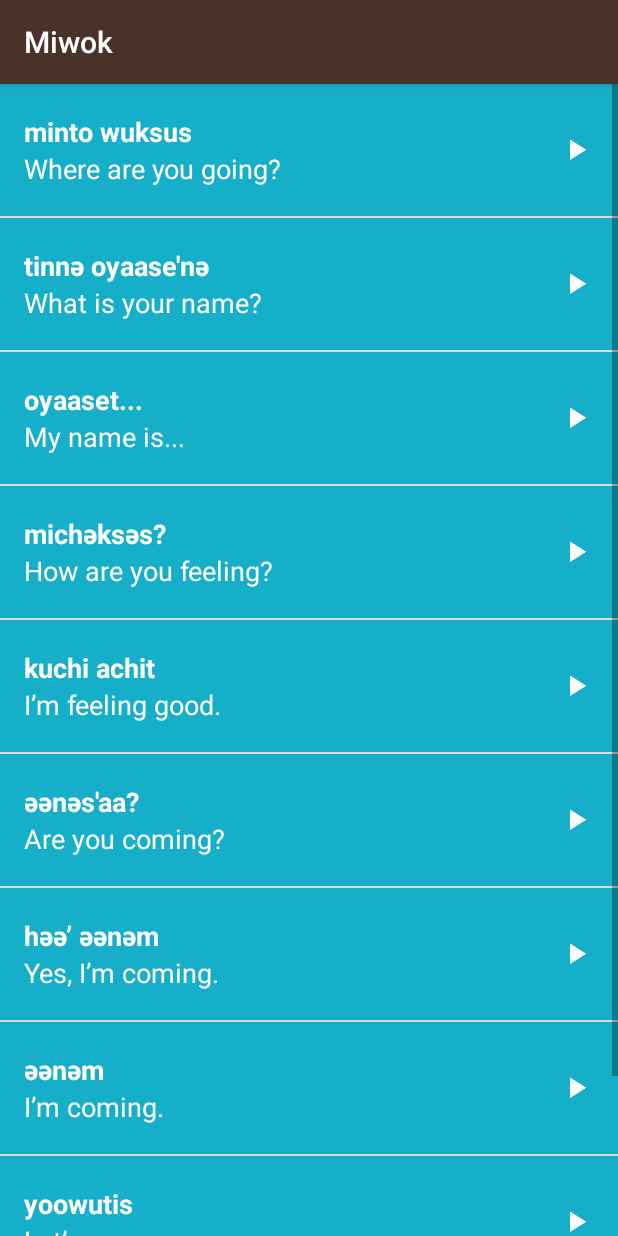
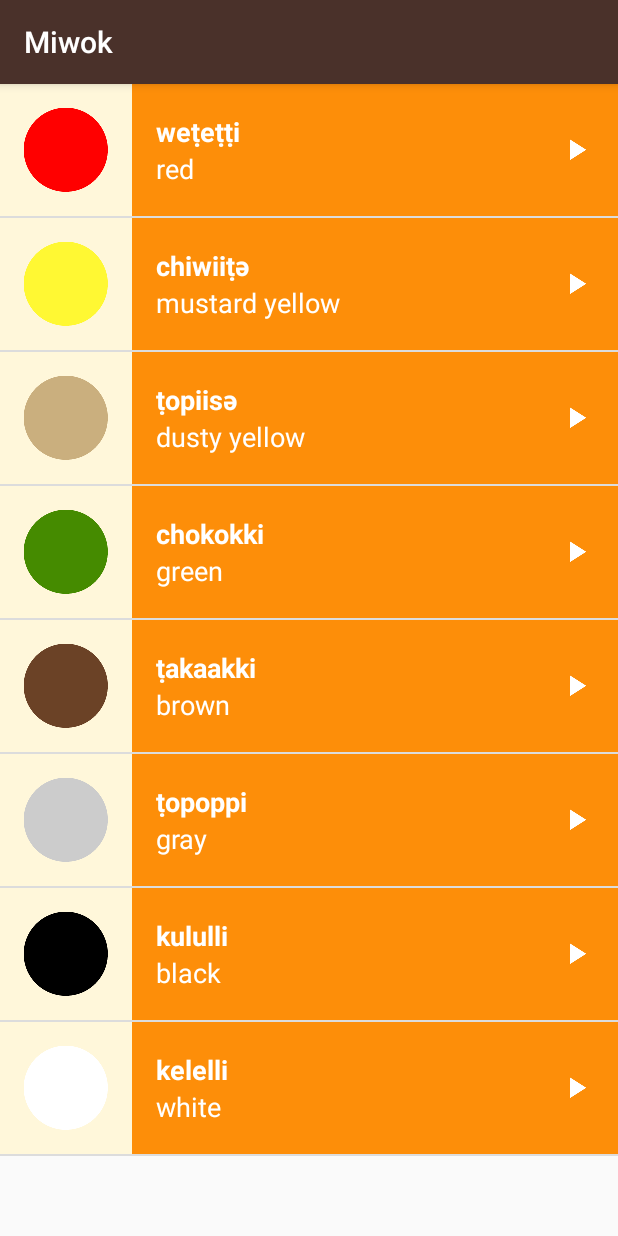
Before and after one commit to jcdevilleres/MiwokApp, an Android app: the fragment ColorsFragment shown on its own in the app's theme, on a phone screen of 412 x 824 dp. Run offline under Robolectric (Android 15) with nearby library versions, the phone set to English and light mode, and no system bars.

Commit message:
updated package directory

```diff
--- a/app/src/main/java/com/example/android/miwok/PhrasesFragment.java
+++ b/app/src/main/java/com/example/android/miwok/fragments/ColorsFragment.java
@@ -1,4 +1,4 @@
-package com.example.android.miwok;
+package com.example.android.miwok.fragments;
 
 
 import android.content.Context;
@@ -11,14 +11,17 @@ import android.view.View;
 import android.view.ViewGroup;
 import android.widget.AdapterView;
 import android.widget.ListView;
-import android.widget.TextView;
+
+import com.example.android.miwok.R;
+import com.example.android.miwok.models.Word;
+import com.example.android.miwok.utils.WordAdapter;
 
 import java.util.ArrayList;
 
 /**
  * A simple {@link Fragment} subclass.
  */
-public class PhrasesFragment extends Fragment {
+public class ColorsFragment extends Fragment {
 
     /** Handles playback of all the sound files */
     private MediaPlayer mMediaPlayer;
@@ -67,7 +70,7 @@ public class PhrasesFragment extends Fragment {
         }
     };
 
-    public PhrasesFragment() {
+    public ColorsFragment() {
         // Required empty public constructor
     }
 
@@ -83,22 +86,20 @@ public class PhrasesFragment extends Fragment {
         // Create a list of words
         // Create a list of words
         final ArrayList<Word> words = new ArrayList<Word>();
-        words.add(new Word("Where are you going?", "minto wuksus",
-                R.raw.phrase_where_are_you_going));
-        words.add(new Word("What is your name?", "tinnә oyaase'nә",
-                R.raw.phrase_what_is_your_name));
-        words.add(new Word("My name is...", "oyaaset...", R.raw.phrase_my_name_is));
-        words.add(new Word("How are you feeling?", "michәksәs?", R.raw.phrase_how_are_you_feeling));
-        words.add(new Word("I’m feeling good.", "kuchi achit", R.raw.phrase_im_feeling_good));
-        words.add(new Word("Are you coming?", "әәnәs'aa?", R.raw.phrase_are_you_coming));
-        words.add(new Word("Yes, I’m coming.", "hәә’ әәnәm", R.raw.phrase_yes_im_coming));
-        words.add(new Word("I’m coming.", "әәnәm", R.raw.phrase_im_coming));
-        words.add(new Word("Let’s go.", "yoowutis", R.raw.phrase_lets_go));
-        words.add(new Word("Come here.", "әnni'nem", R.raw.phrase_come_here));
+        words.add(new Word("red", "weṭeṭṭi", R.drawable.color_red, R.raw.color_red));
+        words.add(new Word("mustard yellow", "chiwiiṭә", R.drawable.color_mustard_yellow,
+                R.raw.color_mustard_yellow));
+        words.add(new Word("dusty yellow", "ṭopiisә", R.drawable.color_dusty_yellow,
+                R.raw.color_dusty_yellow));
+        words.add(new Word("green", "chokokki", R.drawable.color_green, R.raw.color_green));
+        words.add(new Word("brown", "ṭakaakki", R.drawable.color_brown, R.raw.color_brown));
+        words.add(new Word("gray", "ṭopoppi", R.drawable.color_gray, R.raw.color_gray));
+        words.add(new Word("black", "kululli", R.drawable.color_black, R.raw.color_black));
+        words.add(new Word("white", "kelelli", R.drawable.color_white, R.raw.color_white));
 
         // Create an {@link WordAdapter}, whose data source is a list of {@link Word}s. The
         // adapter knows how to create list items for each item in the list.
-        WordAdapter adapter = new WordAdapter(getActivity(), words, R.color.category_phrases);
+        WordAdapter adapter = new WordAdapter(getActivity(), words, R.color.category_numbers);
 
         // Find the {@link ListView} object in the view hierarchy of the {@link Activity}.
         // There should be a {@link ListView} with the view ID called list, which is declared in the
--- a/app/src/main/java/com/example/android/miwok/NumbersFragment.java
+++ b/app/src/main/java/com/example/android/miwok/fragments/NumbersFragment.java
@@ -1,4 +1,4 @@
-package com.example.android.miwok;
+package com.example.android.miwok.fragments;
 
 import android.content.Context;
 import android.media.AudioManager;
@@ -10,6 +10,10 @@ import android.view.View;
 import android.view.ViewGroup;
 import android.widget.AdapterView;
 import android.widget.ListView;
+
+import com.example.android.miwok.R;
+import com.example.android.miwok.models.Word;
+import com.example.android.miwok.utils.WordAdapter;
 
 import java.util.ArrayList;
 
--- a/app/src/main/java/com/example/android/miwok/Word.java
+++ b/app/src/main/java/com/example/android/miwok/models/Word.java
@@ -1,4 +1,4 @@
-package com.example.android.miwok;
+package com.example.android.miwok.models;
 
 import android.content.Context;
 import android.view.View;
--- a/app/src/main/java/com/example/android/miwok/WordAdapter.java
+++ b/app/src/main/java/com/example/android/miwok/utils/WordAdapter.java
@@ -1,4 +1,4 @@
-package com.example.android.miwok;
+package com.example.android.miwok.utils;
 
 import android.content.Context;
 import android.media.MediaPlayer;
@@ -9,6 +9,9 @@ import android.view.ViewGroup;
 import android.widget.ArrayAdapter;
 import android.widget.ImageView;
 import android.widget.TextView;
+
+import com.example.android.miwok.R;
+import com.example.android.miwok.models.Word;
 
 import java.util.ArrayList;
 
```
Also changed, not shown: app/src/main/java/com/example/android/miwok/MainActivity.java (+5 -64 lines), app/src/main/java/com/example/android/miwok/fragments/FamilyFragment.java (renamed from app/src/main/java/com/example/android/miwok/FamilyFragment.java, +5 -2 lines), app/src/main/java/com/example/android/miwok/fragments/PhrasesFragment.java (renamed from app/src/main/java/com/example/android/miwok/ColorsFragment.java, +20 -15 lines), app/src/main/java/com/example/android/miwok/utils/CategoryAdapter.java (renamed from app/src/main/java/com/example/android/miwok/CategoryAdapter.java, +6 -1 lines).
